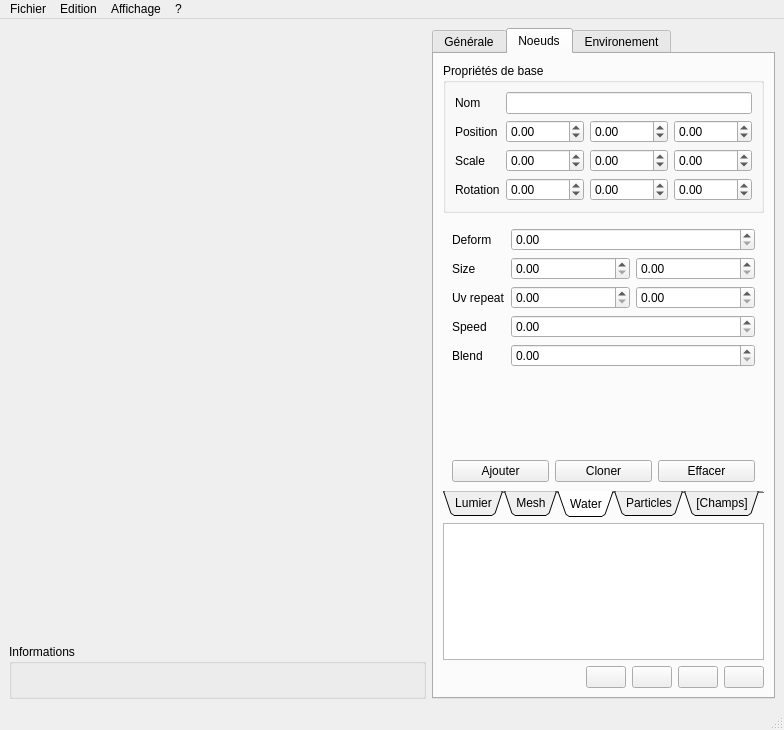
The window that sources/interface.ui (b4n92uid/theball-editor) describes before a commit, drawn with Qt 5.
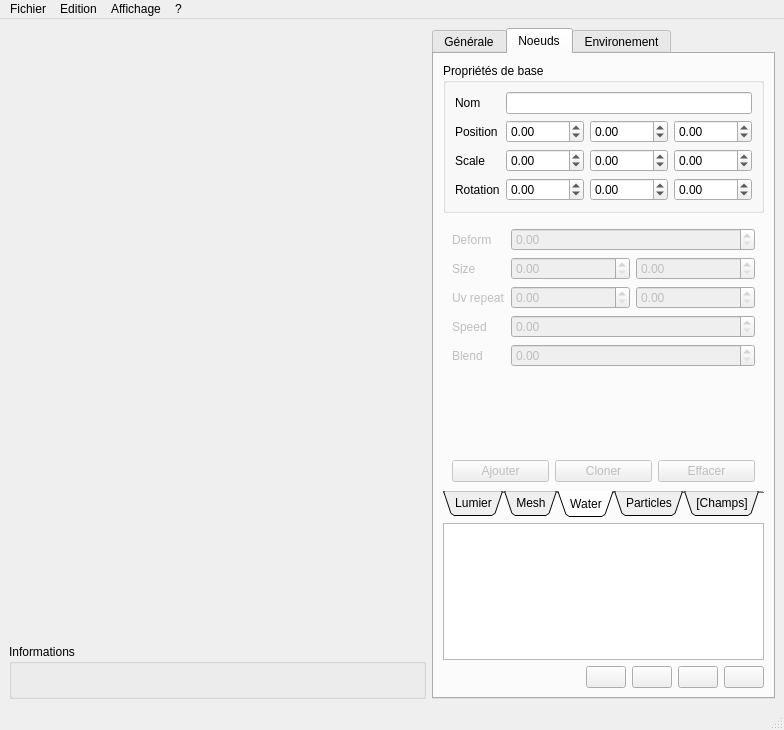
The same window after the commit. The open tabs and pages were chosen to show the change. Icons and pictures are not drawn. Custom widgets are drawn as their Qt base class.

Diff of the .ui file:
```diff
--- a/sources/interface.ui
+++ b/sources/interface.ui
@@ -648,6 +648,9 @@
            <layout class="QVBoxLayout" name="verticalLayout_6">
             <item>
              <widget class="QWidget" name="widget_2" native="true">
+              <property name="enabled">
+               <bool>false</bool>
+              </property>
               <layout class="QFormLayout" name="formLayout_2">
                <property name="margin">
                 <number>0</number>
@@ -748,6 +751,9 @@
              <layout class="QHBoxLayout" name="horizontalLayout_24">
               <item>
                <widget class="QPushButton" name="node_water_add">
+                <property name="enabled">
+                 <bool>false</bool>
+                </property>
                 <property name="text">
                  <string>Ajouter</string>
                 </property>
@@ -759,6 +765,9 @@
               </item>
               <item>
                <widget class="QPushButton" name="node_water_clone">
+                <property name="enabled">
+                 <bool>false</bool>
+                </property>
                 <property name="text">
                  <string>Cloner</string>
                 </property>
@@ -770,6 +779,9 @@
               </item>
               <item>
                <widget class="QPushButton" name="node_water_del">
+                <property name="enabled">
+                 <bool>false</bool>
+                </property>
                 <property name="text">
                  <string>Effacer</string>
                 </property>
```
Left out of the diff: 2 changed lines with no effect on the pictures.
